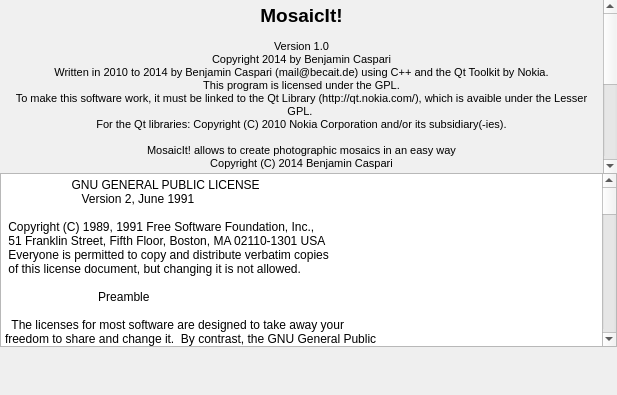
Above: aboutdlg.ui from seanet7or/mosaicit before the change. Below: the same form after it.
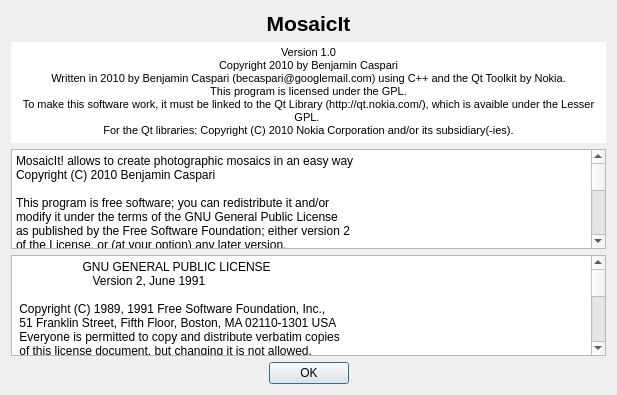
That is the form after the change. Icons and pictures are not drawn. Custom widgets are drawn as their Qt base class.

Diff of the .ui file:
```diff
--- a/aboutdlg.ui
+++ b/aboutdlg.ui
@@ -24,24 +24,22 @@
    <locale language="English" country="UnitedStates"/>
   </property>
   <layout class="QVBoxLayout" name="verticalLayout">
-   <property name="spacing">
-    <number>0</number>
-   </property>
-   <property name="leftMargin">
-    <number>0</number>
-   </property>
-   <property name="topMargin">
-    <number>0</number>
-   </property>
-   <property name="rightMargin">
-    <number>0</number>
-   </property>
-   <property name="bottomMargin">
-    <number>0</number>
-   </property>
    <item>
     <layout class="QGridLayout" name="gridLayout">
-     <item row="2" column="0">
+     <item row="4" column="1">
+      <widget class="QPushButton" name="pushButton">
+       <property name="text">
+        <string>OK</string>
+       </property>
+       <property name="autoDefault">
+        <bool>true</bool>
+       </property>
+       <property name="default">
+        <bool>true</bool>
+       </property>
+      </widget>
+     </item>
+     <item row="4" column="0">
       <spacer name="horizontalSpacer">
        <property name="orientation">
         <enum>Qt::Horizontal</enum>
@@ -54,7 +52,7 @@
        </property>
       </spacer>
      </item>
-     <item row="2" column="2">
+     <item row="4" column="2">
       <spacer name="horizontalSpacer_2">
        <property name="orientation">
         <enum>Qt::Horizontal</enum>
@@ -68,50 +66,24 @@
       </spacer>
      </item>
      <item row="0" column="0" colspan="3">
+      <widget class="QLabel" name="label">
+       <property name="font">
+        <font>
+         <pointsize>16</pointsize>
+         <weight>75</weight>
+         <bold>true</bold>
+        </font>
+       </property>
+       <property name="text">
+        <string>MosaicIt</string>
+       </property>
+       <property name="alignment">
+        <set>Qt::AlignCenter</set>
+       </property>
+      </widget>
+     </item>
+     <item row="1" column="0" colspan="3">
       <widget class="QTextBrowser" name="textBrowser">
-       <property name="sizePolicy">
-        <sizepolicy hsizetype="Expanding" vsizetype="Expanding">
-         <horstretch>0</horstretch>
-         <verstretch>0</verstretch>
-        </sizepolicy>
-       </property>
-       <property name="palette">
-        <palette>
-         <active>
-          <colorrole role="Base">
-           <brush brushstyle="SolidPattern">
-            <color alpha="255">
-             <red>240</red>
-             <green>240</green>
-             <blue>240</blue>
-            </color>
-           </brush>
-          </colorrole>
-         </active>
-         <inactive>
-          <colorrole role="Base">
-           <brush brushstyle="SolidPattern">
-            <color alpha="255">
-             <red>240</red>
-             <green>240</green>
-             <blue>240</blue>
-            </color>
-           </brush>
-          </colorrole>
-         </inactive>
-         <disabled>
-          <colorrole role="Base">
-           <brush brushstyle="SolidPattern">
-            <color alpha="255">
-             <red>240</red>
-             <green>240</green>
-             <blue>240</blue>
-            </color>
-           </brush>
-          </colorrole>
-         </disabled>
-        </palette>
-       </property>
        <property name="frameShape">
         <enum>QFrame::NoFrame</enum>
        </property>
@@ -120,46 +92,45 @@
 &lt;html&gt;&lt;head&gt;&lt;meta name=&quot;qrichtext&quot; content=&quot;1&quot; /&gt;&lt;style type=&quot;text/css&quot;&gt;
 p, li { white-space: pre-wrap; }
 &lt;/style&gt;&lt;/head&gt;&lt;body style=&quot; font-family:'MS Shell Dlg 2'; font-size:8.25pt; font-weight:400; font-style:normal;&quot;&gt;
-&lt;p align=&quot;center&quot; style=&quot; margin-top:0px; margin-bottom:0px; margin-left:0px; margin-right:0px; -qt-block-indent:0; text-indent:0px;&quot;&gt;&lt;span style=&quot; font-size:14pt; font-weight:600;&quot;&gt;MosaicIt!&lt;/span&gt;&lt;/p&gt;
-&lt;p align=&quot;center&quot; style=&quot;-qt-paragraph-type:empty; margin-top:0px; margin-bottom:0px; margin-left:0px; margin-right:0px; -qt-block-indent:0; text-indent:0px;&quot;&gt;&lt;br /&gt;&lt;/p&gt;
 &lt;p align=&quot;center&quot; style=&quot; margin-top:0px; margin-bottom:0px; margin-left:0px; margin-right:0px; -qt-block-indent:0; text-indent:0px;&quot;&gt;&lt;span style=&quot; font-size:8pt;&quot;&gt;Version 1.0&lt;/span&gt;&lt;/p&gt;
-&lt;p align=&quot;center&quot; style=&quot; margin-top:0px; margin-bottom:0px; margin-left:0px; margin-right:0px; -qt-block-indent:0; text-indent:0px;&quot;&gt;&lt;span style=&quot; font-size:8pt;&quot;&gt;Copyright 2014 by Benjamin Caspari&lt;/span&gt;&lt;/p&gt;
-&lt;p align=&quot;center&quot; style=&quot; margin-top:0px; margin-bottom:0px; margin-left:0px; margin-right:0px; -qt-block-indent:0; text-indent:0px;&quot;&gt;&lt;span style=&quot; font-size:8pt;&quot;&gt;Written in 2010 to 2014 by Benjamin Caspari (mail@becait.de) using C++ and the Qt Toolkit by Nokia.&lt;/span&gt;&lt;/p&gt;
+&lt;p align=&quot;center&quot; style=&quot; margin-top:0px; margin-bottom:0px; margin-left:0px; margin-right:0px; -qt-block-indent:0; text-indent:0px;&quot;&gt;&lt;span style=&quot; font-size:8pt;&quot;&gt;Copyright 2010 by Benjamin Caspari&lt;/span&gt;&lt;/p&gt;
+&lt;p align=&quot;center&quot; style=&quot; margin-top:0px; margin-bottom:0px; margin-left:0px; margin-right:0px; -qt-block-indent:0; text-indent:0px;&quot;&gt;&lt;span style=&quot; font-size:8pt;&quot;&gt;Written in 2010 by Benjamin Caspari (becaspari@googlemail.com) using C++ and the Qt Toolkit by Nokia.&lt;/span&gt;&lt;/p&gt;
 &lt;p align=&quot;center&quot; style=&quot; margin-top:0px; margin-bottom:0px; margin-left:0px; margin-right:0px; -qt-block-indent:0; text-indent:0px;&quot;&gt;&lt;span style=&quot; font-size:8pt;&quot;&gt;This program is licensed under the GPL.&lt;/span&gt;&lt;/p&gt;
 &lt;p align=&quot;center&quot; style=&quot; margin-top:0px; margin-bottom:0px; margin-left:0px; margin-right:0px; -qt-block-indent:0; text-indent:0px;&quot;&gt;&lt;span style=&quot; font-size:8pt;&quot;&gt;To make this software work, it must be linked to the Qt Library (http://qt.nokia.com/), which is avaible under the Lesser GPL. &lt;/span&gt;&lt;/p&gt;
-&lt;p align=&quot;center&quot; style=&quot; margin-top:0px; margin-bottom:0px; margin-left:0px; margin-right:0px; -qt-block-indent:0; text-indent:0px;&quot;&gt;&lt;span style=&quot; font-size:8pt;&quot;&gt;For the Qt libraries: Copyright (C) 2010 Nokia Corporation and/or its subsidiary(-ies).&lt;/span&gt;&lt;/p&gt;
-&lt;p align=&quot;center&quot; style=&quot;-qt-paragraph-type:empty; margin-top:0px; margin-bottom:0px; margin-left:0px; margin-right:0px; -qt-block-indent:0; text-indent:0px; font-size:8pt;&quot;&gt;&lt;br /&gt;&lt;/p&gt;
-&lt;p align=&quot;center&quot; style=&quot; margin-top:0px; margin-bottom:0px; margin-left:0px; margin-right:0px; -qt-block-indent:0; text-indent:0px;&quot;&gt;&lt;span style=&quot; font-size:8pt;&quot;&gt;MosaicIt! allows to create photographic mosaics in an easy way&lt;/span&gt;&lt;/p&gt;
-&lt;p align=&quot;center&quot; style=&quot; margin-top:0px; margin-bottom:0px; margin-left:0px; margin-right:0px; -qt-block-indent:0; text-indent:0px;&quot;&gt;&lt;span style=&quot; font-size:8pt;&quot;&gt;Copyright (C) 2014 Benjamin Caspari&lt;/span&gt;&lt;/p&gt;
-&lt;p align=&quot;center&quot; style=&quot;-qt-paragraph-type:empty; margin-top:0px; margin-bottom:0px; margin-left:0px; margin-right:0px; -qt-block-indent:0; text-indent:0px; font-size:8pt;&quot;&gt;&lt;br /&gt;&lt;/p&gt;
-&lt;p align=&quot;center&quot; style=&quot; margin-top:0px; margin-bottom:0px; margin-left:0px; margin-right:0px; -qt-block-indent:0; text-indent:0px;&quot;&gt;&lt;span style=&quot; font-size:8pt;&quot;&gt;This program is free software; you can redistribute it and/or&lt;/span&gt;&lt;/p&gt;
-&lt;p align=&quot;center&quot; style=&quot; margin-top:0px; margin-bottom:0px; margin-left:0px; margin-right:0px; -qt-block-indent:0; text-indent:0px;&quot;&gt;&lt;span style=&quot; font-size:8pt;&quot;&gt;modify it under the terms of the GNU General Public License&lt;/span&gt;&lt;/p&gt;
-&lt;p align=&quot;center&quot; style=&quot; margin-top:0px; margin-bottom:0px; margin-left:0px; margin-right:0px; -qt-block-indent:0; text-indent:0px;&quot;&gt;&lt;span style=&quot; font-size:8pt;&quot;&gt;as published by the Free Software Foundation; either version 2&lt;/span&gt;&lt;/p&gt;
-&lt;p align=&quot;center&quot; style=&quot; margin-top:0px; margin-bottom:0px; margin-left:0px; margin-right:0px; -qt-block-indent:0; text-indent:0px;&quot;&gt;&lt;span style=&quot; font-size:8pt;&quot;&gt;of the License, or (at your option) any later version.&lt;/span&gt;&lt;/p&gt;
-&lt;p align=&quot;center&quot; style=&quot;-qt-paragraph-type:empty; margin-top:0px; margin-bottom:0px; margin-left:0px; margin-right:0px; -qt-block-indent:0; text-indent:0px; font-size:8pt;&quot;&gt;&lt;br /&gt;&lt;/p&gt;
-&lt;p align=&quot;center&quot; style=&quot; margin-top:0px; margin-bottom:0px; margin-left:0px; margin-right:0px; -qt-block-indent:0; text-indent:0px;&quot;&gt;&lt;span style=&quot; font-size:8pt;&quot;&gt;This program is distributed in the hope that it will be useful,&lt;/span&gt;&lt;/p&gt;
-&lt;p align=&quot;center&quot; style=&quot; margin-top:0px; margin-bottom:0px; margin-left:0px; margin-right:0px; -qt-block-indent:0; text-indent:0px;&quot;&gt;&lt;span style=&quot; font-size:8pt;&quot;&gt;but WITHOUT ANY WARRANTY; without even the implied warranty of&lt;/span&gt;&lt;/p&gt;
-&lt;p align=&quot;center&quot; style=&quot; margin-top:0px; margin-bottom:0px; margin-left:0px; margin-right:0px; -qt-block-indent:0; text-indent:0px;&quot;&gt;&lt;span style=&quot; font-size:8pt;&quot;&gt;MERCHANTABILITY or FITNESS FOR A PARTICULAR PURPOSE.  See the&lt;/span&gt;&lt;/p&gt;
-&lt;p align=&quot;center&quot; style=&quot; margin-top:0px; margin-bottom:0px; margin-left:0px; margin-right:0px; -qt-block-indent:0; text-indent:0px;&quot;&gt;&lt;span style=&quot; font-size:8pt;&quot;&gt;GNU General Public License for more details.&lt;/span&gt;&lt;/p&gt;
-&lt;p style=&quot;-qt-paragraph-type:empty; margin-top:0px; margin-bottom:0px; margin-left:0px; margin-right:0px; -qt-block-indent:0; text-indent:0px; font-size:8pt;&quot;&gt;&lt;br /&gt;&lt;/p&gt;
-&lt;p align=&quot;center&quot; style=&quot; margin-top:0px; margin-bottom:0px; margin-left:0px; margin-right:0px; -qt-block-indent:0; text-indent:0px;&quot;&gt;&lt;span style=&quot; font-size:8pt;&quot;&gt;You should have received a copy of the GNU General Public License&lt;/span&gt;&lt;/p&gt;
-&lt;p align=&quot;center&quot; style=&quot; margin-top:0px; margin-bottom:0px; margin-left:0px; margin-right:0px; -qt-block-indent:0; text-indent:0px;&quot;&gt;&lt;span style=&quot; font-size:8pt;&quot;&gt;along with this program; if not, write to the Free Software&lt;/span&gt;&lt;/p&gt;
-&lt;p align=&quot;center&quot; style=&quot; margin-top:0px; margin-bottom:0px; margin-left:0px; margin-right:0px; -qt-block-indent:0; text-indent:0px;&quot;&gt;&lt;span style=&quot; font-size:8pt;&quot;&gt;Foundation, Inc., 51 Franklin Street, Fifth Floor, Boston, MA  02110-1301, USA.&lt;/span&gt;&lt;/p&gt;&lt;/body&gt;&lt;/html&gt;</string>
+&lt;p align=&quot;center&quot; style=&quot; margin-top:0px; margin-bottom:0px; margin-left:0px; margin-right:0px; -qt-block-indent:0; text-indent:0px;&quot;&gt;&lt;span style=&quot; font-size:8pt;&quot;&gt;For the Qt libraries: Copyright (C) 2010 Nokia Corporation and/or its subsidiary(-ies).&lt;/span&gt;&lt;/p&gt;&lt;/body&gt;&lt;/html&gt;</string>
        </property>
       </widget>
      </item>
-     <item row="2" column="1">
-      <widget class="Button" name="okBn" native="true">
-       <property name="minimumSize">
-        <size>
-         <width>88</width>
-         <height>48</height>
-        </size>
-       </property>
-      </widget>
-     </item>
-     <item row="1" column="0" colspan="3">
+     <item row="2" column="0" colspan="3">
       <widget class="QPlainTextEdit" name="plainTextEdit">
+       <property name="readOnly">
+        <bool>true</bool>
+       </property>
+       <property name="plainText">
+        <string>MosaicIt! allows to create photographic mosaics in an easy way
+Copyright (C) 2010 Benjamin Caspari
+
+This program is free software; you can redistribute it and/or
+modify it under the terms of the GNU General Public License
+as published by the Free Software Foundation; either version 2
+of the License, or (at your option) any later version.
+
+This program is distributed in the hope that it will be useful,
+but WITHOUT ANY WARRANTY; without even the implied warranty of
+MERCHANTABILITY or FITNESS FOR A PARTICULAR PURPOSE.  See the
+GNU General Public License for more details.
+
+You should have received a copy of the GNU General Public License
+along with this program; if not, write to the Free Software
+Foundation, Inc., 51 Franklin Street, Fifth Floor, Boston, MA  02110-1301, USA.</string>
+       </property>
+      </widget>
+     </item>
+     <item row="3" column="0" colspan="3">
+      <widget class="QPlainTextEdit" name="plainTextEdit_2">
+       <property name="readOnly">
+        <bool>true</bool>
+       </property>
        <property name="plainText">
         <string>                    GNU GENERAL PUBLIC LICENSE
                        Version 2, June 1991
@@ -508,14 +479,6 @@
    </item>
   </layout>
  </widget>
- <customwidgets>
-  <customwidget>
-   <class>Button</class>
-   <extends>QWidget</extends>
-   <header>widgets/button.h</header>
-   <container>1</container>
-  </customwidget>
- </customwidgets>
  <resources/>
  <connections/>
 </ui>
```
Left out of the diff: 2 changed lines with no effect on the pictures.
